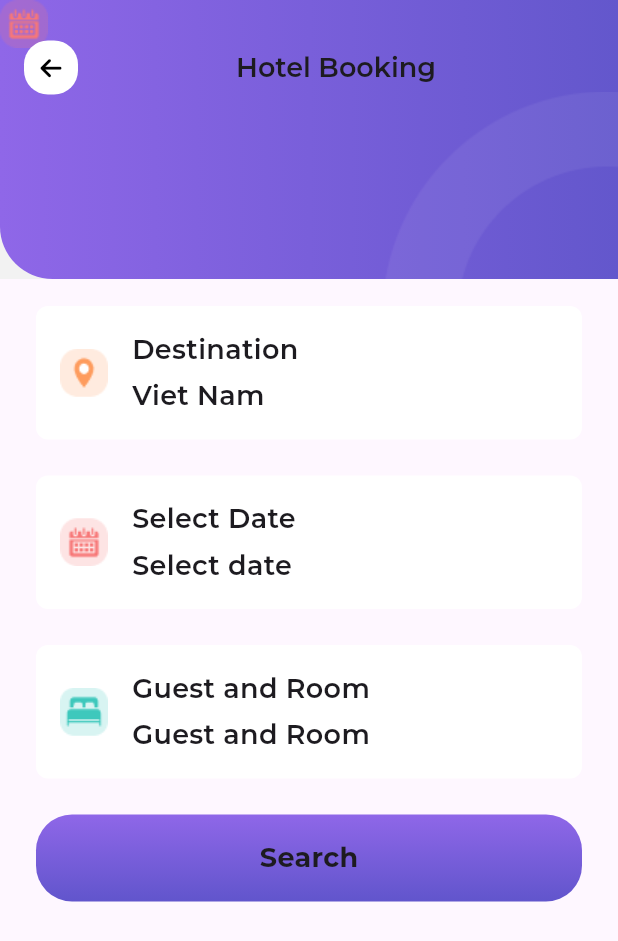
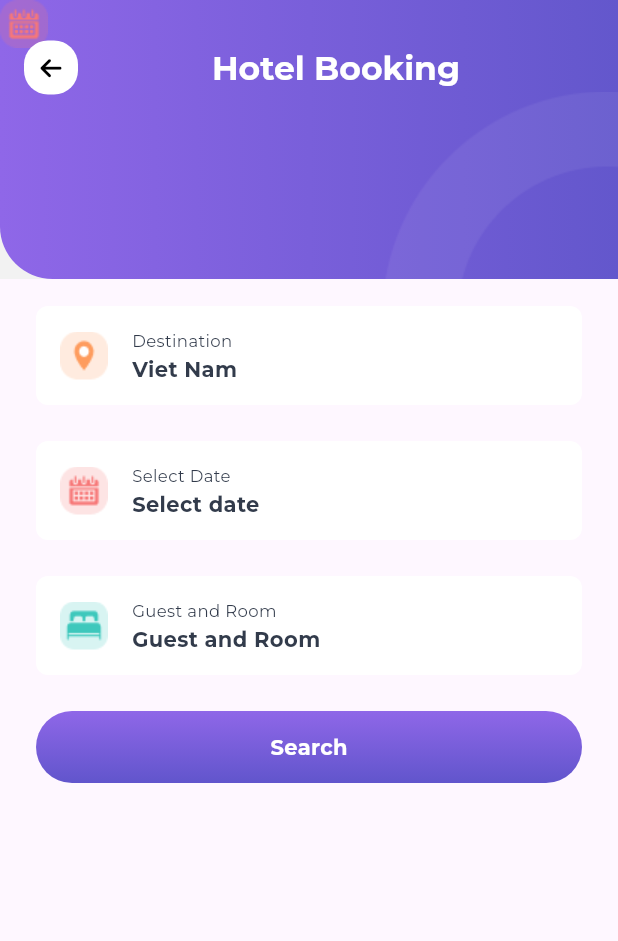
Before and after one commit to Omar-Ashraf-69/egy-explor, a Flutter app: the ExploreViewBody screen opened directly, after a tap on an icon or button, on a phone screen of 412 x 824 dp. Shown: the top 941 px of the screen. Run offline on Flutter 3.47's test engine with Material 3 defaults, Android fonts, the phone set to English and light mode, and no system bars; our stand-ins replace cached_network_image, card_swiper, cloud_firestore, dio, firebase_auth, firebase_core and 9 more; accounts and stored records are empty.

Commit message:
Refactor code for consistency and readability
Refactor code by adding const keyword where applicable for improved performance and readability. Fix minor issues with padding and styling.

```diff
--- a/lib/features/explore/features/hotel/presentation/views/hotel_booking_view.dart
+++ b/lib/features/explore/features/hotel/presentation/views/hotel_booking_view.dart
@@ -29,7 +29,7 @@ class _HotelBookingViewState extends State<HotelBookingView> {
       child: SingleChildScrollView(
         child: Column(
           children: [
-            SizedBox(
+            const SizedBox(
               height: 24 * 2,
             ),
             ItemOptionsBookingWidget(
@@ -43,10 +43,12 @@ class _HotelBookingViewState extends State<HotelBookingView> {
               value: selectDate ?? 'Select date',
               icon: AssetHelper.icoCalendal,
               onTap: () async {
-                final result =
-                    await Navigator.of(context).push(MaterialPageRoute(
-                  builder: (context) => SelectDateView(),
-                ));
+                // final result =
+                //     await Navigator.of(context).push(MaterialPageRoute(
+                //   builder: (context) => SelectDateView(),
+                // ));
+                final result = await Navigator.of(context)
+                    .pushNamed(SelectDateView.routeName);
                 if (result is List<DateTime?>) {
                   setState(() {
                     selectDate =
--- a/lib/features/explore/features/hotel/presentation/views/widgets/app_bar_container.dart
+++ b/lib/features/explore/features/hotel/presentation/views/widgets/app_bar_container.dart
@@ -1,7 +1,7 @@
+import 'package:egy_exlpor/core/constants/textstyle_ext.dart';
 import 'package:egy_exlpor/core/utils/assets.dart';
 import 'package:egy_exlpor/core/utils/colors.dart';
 import 'package:egy_exlpor/core/utils/image_helper.dart';
-import 'package:egy_exlpor/core/utils/styles.dart';
 import 'package:flutter/material.dart';
 import 'package:font_awesome_flutter/font_awesome_flutter.dart';
 
@@ -53,8 +53,8 @@ class AppBarContainer extends StatelessWidget {
                                 ),
                                 color: Colors.white,
                               ),
-                              padding: EdgeInsets.all(10),
-                              child: Icon(
+                              padding: const EdgeInsets.all(10),
+                              child: const Icon(
                                 FontAwesomeIcons.arrowLeft,
                                 size: 16,
                                 color: Colors.black,
@@ -68,14 +68,14 @@ class AppBarContainer extends StatelessWidget {
                               children: [
                                 Text(
                                   titleString ?? '',
-                                  style: Styles.textStyle18,
+                                  style: TextStyles.defaultStyle.fontHeader.whiteTextColor.bold,
                                 ),
                                 if (subTitleString != null)
                                   Padding(
                                     padding: const EdgeInsets.only(top: 24),
                                     child: Text(
                                       subTitleString!,
-                                      style: Styles.textStyle18,
+                                      style: TextStyles.defaultStyle.fontCaption.whiteTextColor,
                                     ),
                                   ),
                               ],
@@ -90,8 +90,8 @@ class AppBarContainer extends StatelessWidget {
                               ),
                               color: Colors.white,
                             ),
-                            padding: EdgeInsets.all(10),
-                            child: Icon(
+                            padding: const EdgeInsets.all(10),
+                            child: const Icon(
                               FontAwesomeIcons.bars,
                               size: 16,
                               color: Colors.black,
@@ -103,8 +103,8 @@ class AppBarContainer extends StatelessWidget {
               flexibleSpace: Stack(
                 children: [
                   Container(
-                    decoration: BoxDecoration(
-                      gradient: const LinearGradient(
+                    decoration: const BoxDecoration(
+                      gradient: LinearGradient(
                         colors: [Color(0xff8F67E8), Color(0xff6357CC)],
                       ),
                       borderRadius: BorderRadius.only(
@@ -136,7 +136,7 @@ class AppBarContainer extends StatelessWidget {
             ),
           ),
           Container(
-            margin: EdgeInsets.only(top: 156),
+            margin:const  EdgeInsets.only(top: 156),
             padding: paddingContent,
             child: child,
           ),
--- a/lib/features/explore/features/hotel/presentation/views/widgets/dash_line.dart
+++ b/lib/features/explore/features/hotel/presentation/views/widgets/dash_line.dart
@@ -2,7 +2,7 @@ import 'package:egy_exlpor/core/constants/color_palatte.dart';
 import 'package:egy_exlpor/core/constants/dimension_constants.dart';
 import 'package:flutter/material.dart';
 class DashLineWidget extends StatelessWidget {
-  const DashLineWidget({Key? key, this.height = 1, this.color = ColorPalette.dividerColor}) : super(key: key);
+  const DashLineWidget({super.key, this.height = 1, this.color = ColorPalette.dividerColor});
 
   final double height;
   final Color color;
@@ -18,6 +18,8 @@ class DashLineWidget extends StatelessWidget {
         return Padding(
           padding: const EdgeInsets.symmetric(vertical: kDefaultPadding),
           child: Flex(
+            mainAxisAlignment: MainAxisAlignment.spaceBetween,
+            direction: Axis.horizontal,
             children: List.generate(dashCount, (_) {
               return SizedBox(
                 width: dashWidth,
@@ -27,8 +29,6 @@ class DashLineWidget extends StatelessWidget {
                 ),
               );
             }),
-            mainAxisAlignment: MainAxisAlignment.spaceBetween,
-            direction: Axis.horizontal,
           ),
         );
       },
--- a/lib/features/explore/features/hotel/presentation/views/widgets/gest_and_room_view.dart
+++ b/lib/features/explore/features/hotel/presentation/views/widgets/gest_and_room_view.dart
@@ -24,10 +24,10 @@ class _GuestAndRoomViewState extends State<GuestAndRoomView> {
   Widget build(BuildContext context) {
     return AppBarContainer(
       titleString: 'Add guest and room',
-      paddingContent: EdgeInsets.all(kMediumPadding),
+      paddingContent:const EdgeInsets.all(kMediumPadding),
       child: Column(
         children: [
-          SizedBox(
+          const SizedBox(
             height: kMediumPadding,
           ),
           ItemChangeGuestAndRoom(
@@ -42,7 +42,7 @@ class _GuestAndRoomViewState extends State<GuestAndRoomView> {
             icon: AssetHelper.icoRoom,
             value: 'Room',
           ),
-          SizedBox(
+          const SizedBox(
             height: kDefaultPadding,
           ),
           ItemButtonWidget(
--- a/lib/features/explore/features/hotel/presentation/views/widgets/item_options_booking_widget.dart
+++ b/lib/features/explore/features/hotel/presentation/views/widgets/item_options_booking_widget.dart
@@ -1,7 +1,8 @@
 import 'package:egy_exlpor/core/constants/dimension_constants.dart';
+import 'package:egy_exlpor/core/constants/textstyle_ext.dart';
 import 'package:egy_exlpor/core/utils/image_helper.dart';
-import 'package:egy_exlpor/core/utils/styles.dart';
 import 'package:flutter/material.dart';
+
 class ItemOptionsBookingWidget extends StatelessWidget {
   const ItemOptionsBookingWidget({
     super.key,
@@ -21,18 +22,18 @@ class ItemOptionsBookingWidget extends StatelessWidget {
     return GestureDetector(
       onTap: onTap,
       child: Container(
-        padding: EdgeInsets.all(kDefaultPadding),
+        padding:const EdgeInsets.all(kDefaultPadding),
         decoration: BoxDecoration(
           borderRadius: BorderRadius.circular(kTopPadding),
           color: Colors.white,
         ),
-        margin: EdgeInsets.only(bottom: kMediumPadding),
+        margin:const  EdgeInsets.only(bottom: kMediumPadding),
         child: Row(
           children: [
             ImageHelper.loadFromAsset(
               icon,
             ),
-            SizedBox(
+            const SizedBox(
               width: kDefaultPadding,
             ),
             Column(
@@ -40,14 +41,14 @@ class ItemOptionsBookingWidget extends StatelessWidget {
               children: [
                 Text(
                   title,
-                  style: Styles.textStyle18,
+                  style: TextStyles.defaultStyle.fontCaption,
                 ),
-                SizedBox(
+                const SizedBox(
                   height: kMinPadding,
                 ),
                 Text(
                   value,
-                  style:Styles.textStyle18,
+                  style: TextStyles.defaultStyle.bold,
                 ),
               ],
             )
--- a/lib/features/explore/features/hotel/presentation/views/widgets/item_utility_hotel.dart
+++ b/lib/features/explore/features/hotel/presentation/views/widgets/item_utility_hotel.dart
@@ -18,7 +18,7 @@ class ItemUtilityHotelWidget extends StatelessWidget {
         ImageHelper.loadFromAsset(
           icon,
         ),
-        SizedBox(
+        const SizedBox(
           height: kTopPadding,
         ),
         Text(name, textAlign: TextAlign.center,),
--- a/lib/features/explore/features/room/presentation/views/room_view.dart
+++ b/lib/features/explore/features/room/presentation/views/room_view.dart
@@ -6,7 +6,7 @@ import 'package:egy_exlpor/features/explore/features/room/presentation/views/wid
 import 'package:flutter/material.dart';
 
 class RoomView extends StatefulWidget {
-  const RoomView({Key? key}) : super(key: key);
+  const RoomView({super.key});
 
   static const String routeName = '/rooms_screen';
 
--- a/lib/features/explore/features/select_date/presentation/views/select_date_view.dart
+++ b/lib/features/explore/features/select_date/presentation/views/select_date_view.dart
@@ -40,6 +40,9 @@ class SelectDateView extends StatelessWidget {
               }
             },
           ),
+          const SizedBox(
+            height: kDefaultPadding,
+          ),
           ItemButtonWidget(
             data: 'Select',
             onTap: () {
--- a/lib/features/explore/features/select_date/presentation/views/widgets/item_button_widget.dart
+++ b/lib/features/explore/features/select_date/presentation/views/widgets/item_button_widget.dart
@@ -1,11 +1,10 @@
 import 'package:egy_exlpor/core/constants/color_palatte.dart';
 import 'package:egy_exlpor/core/constants/dimension_constants.dart';
-import 'package:egy_exlpor/core/utils/styles.dart';
+import 'package:egy_exlpor/core/constants/textstyle_ext.dart';
 import 'package:flutter/material.dart';
 
 class ItemButtonWidget extends StatelessWidget {
-  const ItemButtonWidget({Key? key, required this.data, this.onTap, this.color})
-      : super(key: key);
+  const ItemButtonWidget({super.key, required this.data, this.onTap, this.color});
 
   final String data;
   final Function()? onTap;
@@ -16,7 +15,7 @@ class ItemButtonWidget extends StatelessWidget {
     return GestureDetector(
       onTap: onTap,
       child: Container(
-        padding: EdgeInsets.symmetric(vertical: kDefaultPadding),
+        padding:const EdgeInsets.symmetric(vertical: kDefaultPadding),
         width: double.infinity,
         decoration: BoxDecoration(
           color: color,
@@ -27,11 +26,9 @@ class ItemButtonWidget extends StatelessWidget {
         child: Text(
           data,
           style: color == null
-              ? Styles.textStyle18.copyWith(
-                  fontWeight: FontWeight.bold,
-                )
-              : Styles.textStyle18.copyWith(
-                  fontWeight: FontWeight.bold,
+              ? TextStyles.defaultStyle.whiteTextColor.bold
+              : TextStyles.defaultStyle.bold.copyWith(
+                  color: ColorPalette.primaryColor,
                 ),
         ),
       ),
```
Also changed, not shown: lib/features/explore/features/check_out/presentation/views/check_out_view.dart (+15 -15 lines), lib/features/explore/features/hotel/presentation/views/detail_hotel_view.dart (+26 -26 lines), lib/features/explore/features/hotel/presentation/views/widgets/item_change_guest_and_room.dart (+7 -7 lines), lib/features/explore/features/hotel/presentation/views/widgets/item_hotel_widget.dart (+10 -10 lines), lib/features/explore/features/room/presentation/views/widgets/item_room_widget.dart (+10 -9 lines), lib/features/layout/presentation/views/widgets/layout_view_body.dart (+3 -4 lines).
